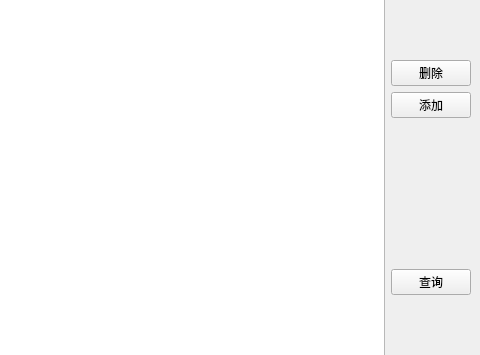
Qt form ui_src/sqlite_main_window.ui (akira4O4/PyQt5_Face_Recognition) before a commit; both pictures show x 540 to 1020 and y 113 to 468 of the 1020 by 622 pixel window.
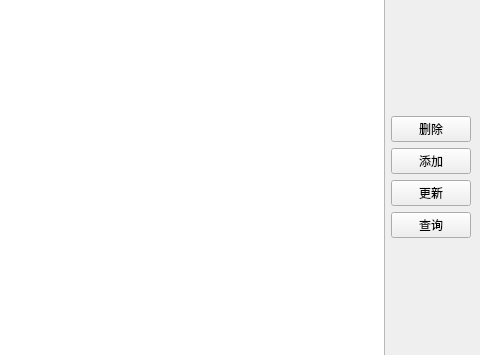
The same form after that commit.

```diff
--- a/ui_src/sqlite_main_window.ui
+++ b/ui_src/sqlite_main_window.ui
@@ -162,7 +162,12 @@
           </property>
          </widget>
         </item>
-       </layout>
+        <item>
+         <widget class="QPushButton" name="pushButton_update">
+          <property name="text">
+           <string>更新</string>
+          </property>
+         </widget>
       </item>
       <item>
        <widget class="QPushButton" name="pushButton_query">
@@ -170,6 +175,8 @@
          <string>查询</string>
         </property>
        </widget>
+        </item>
+       </layout>
       </item>
      </layout>
     </item>
```
Lines whose indentation alone changed are shown as unchanged.
